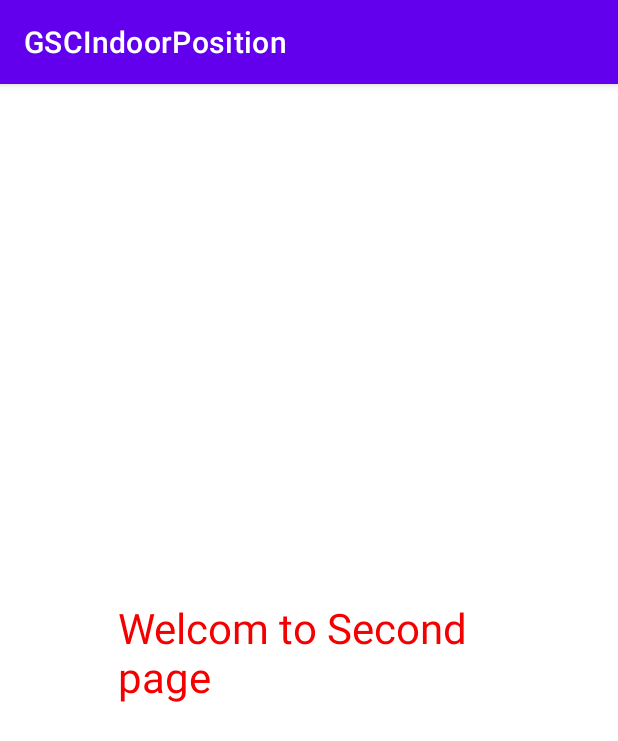
After one commit to HAYU9013/IndoorPosition-Kotlin, an Android app: the SecondPage screen opened directly, with no data from a screen before it, on a phone screen of 412 x 824 dp. The commit adds this screen. Shown: the top 741 px of the screen. Run offline under Robolectric (Android 15) with nearby library versions, the phone set to English and light mode, and no system bars.

Commit message:
feat: add second page

```diff
--- a/app/src/main/AndroidManifest.xml
+++ b/app/src/main/AndroidManifest.xml
@@ -25,6 +25,9 @@
                 android:name="android.app.lib_name"
                 android:value="" />
         </activity>
+        <activity
+            android:name=".SecondPage">
+        </activity>
     </application>
 
 </manifest>
--- a/app/src/main/java/com/example/gscindoorposition/MainActivity.kt
+++ b/app/src/main/java/com/example/gscindoorposition/MainActivity.kt
@@ -1,5 +1,6 @@
 package com.example.gscindoorposition
 
+import android.content.Intent
 import android.os.Bundle
 import android.os.Handler
 import android.view.Gravity
@@ -18,6 +19,7 @@ class MainActivity : AppCompatActivity() {
 
     private lateinit var TestTopic: TextView
     private lateinit var Testbtn: Button
+    private lateinit var changePageBnt: Button
     private var clickCnt = 0;
     override fun onCreate(savedInstanceState: Bundle?) {
         SecondFile.hello();
@@ -30,9 +32,14 @@ class MainActivity : AppCompatActivity() {
         setContentView(R.layout.activity_main)
         TestTopic = findViewById(R.id.Title)
         Testbtn = findViewById(R.id.StatusBtn)
+        changePageBnt = findViewById(R.id.load)
+
 
         // 创建 GridLayout 并添加 ImageView
         setupGridLayout()
+
+
+
 
 
         handler = Handler()
@@ -93,6 +100,12 @@ class MainActivity : AppCompatActivity() {
         // Toast.makeText(this, clickCnt.toString(), Toast.LENGTH_LONG).show()
 
     }
+
+    fun changeThePage(view: View){
+        println("change the page")
+        var intent = Intent(this, SecondPage::class.java)
+        startActivity(intent)
+    }
     override fun onDestroy() {
         // 移除所有未执行的任务，以防止内存泄漏
         handler.removeCallbacks(runnable)
--- /dev/null
+++ b/app/src/main/java/com/example/gscindoorposition/SecondPage.kt
@@ -0,0 +1,13 @@
+package com.example.gscindoorposition
+
+import android.os.Bundle
+import androidx.appcompat.app.AppCompatActivity
+
+
+class SecondPage : AppCompatActivity() {
+    override fun onCreate(savedInstanceState: Bundle?) {
+        super.onCreate(savedInstanceState)
+        setContentView(R.layout.second_page)
+
+    }
+}
--- a/app/src/main/res/layout/activity_main.xml
+++ b/app/src/main/res/layout/activity_main.xml
@@ -89,6 +89,7 @@
             android:id="@+id/load"
             android:layout_width="match_parent"
             android:layout_height="wrap_content"
+            android:onClick="changeThePage"
             android:text="Load" />
 
         <Button
--- /dev/null
+++ b/app/src/main/res/layout/second_page.xml
@@ -0,0 +1,24 @@
+<?xml version="1.0" encoding="utf-8"?>
+<LinearLayout xmlns:android="http://schemas.android.com/apk/res/android"
+    xmlns:app="http://schemas.android.com/apk/res-auto"
+    xmlns:tools="http://schemas.android.com/tools"
+    android:layout_width="match_parent"
+    android:layout_height="match_parent">
+
+    <androidx.constraintlayout.widget.ConstraintLayout
+        android:layout_width="match_parent"
+        android:layout_height="match_parent">
+
+        <TextView
+            android:id="@+id/textView"
+            android:layout_width="255dp"
+            android:layout_height="82dp"
+            android:text="Welcom to Second page"
+            android:textColor="#F40000"
+            android:textSize="28sp"
+            app:layout_constraintBottom_toBottomOf="parent"
+            app:layout_constraintEnd_toEndOf="parent"
+            app:layout_constraintStart_toStartOf="parent"
+            app:layout_constraintTop_toTopOf="parent" />
+    </androidx.constraintlayout.widget.ConstraintLayout>
+</LinearLayout>
```
